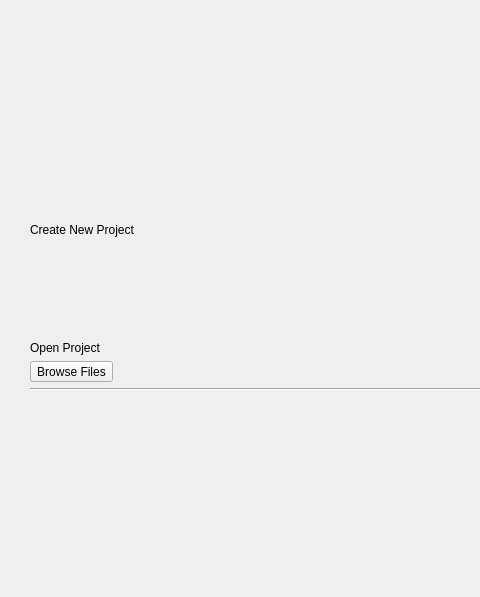
The window that ilastik/shell/gui/ui/ilastikShell.ui (ilastik/ilastik) describes before a commit, drawn with Qt 5; both pictures show x 0 to 480 and y 0 to 597 of the 1000 by 680 pixel window.
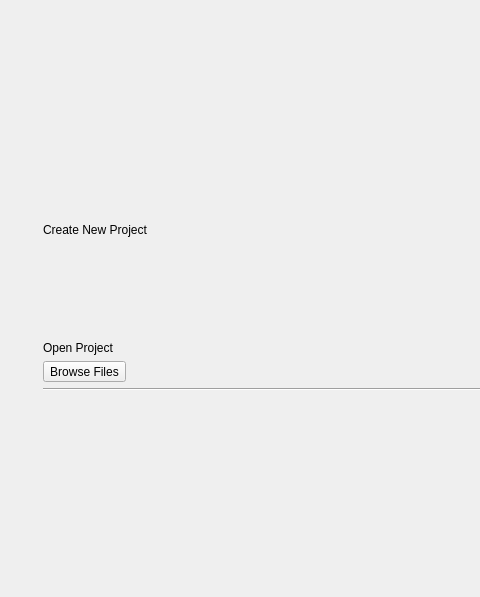
The same window after the commit. Icons and pictures are not drawn.

Commit message: change start screen layout expanding. fixes #479

Patch:
```diff
--- a/ilastik/shell/gui/ui/ilastikShell.ui
+++ b/ilastik/shell/gui/ui/ilastikShell.ui
@@ -51,6 +51,12 @@
           </item>
           <item>
            <widget class="QFrame" name="frame">
+            <property name="sizePolicy">
+             <sizepolicy hsizetype="Preferred" vsizetype="Expanding">
+              <horstretch>0</horstretch>
+              <verstretch>0</verstretch>
+             </sizepolicy>
+            </property>
             <property name="minimumSize">
              <size>
               <width>0</width>
@@ -60,7 +66,7 @@
             <property name="maximumSize">
              <size>
               <width>16777215</width>
-              <height>410</height>
+              <height>16777215</height>
              </size>
             </property>
             <property name="autoFillBackground">
@@ -75,16 +81,106 @@
             <property name="lineWidth">
              <number>0</number>
             </property>
-            <layout class="QGridLayout" name="gridLayout_2">
-             <property name="margin">
-              <number>0</number>
-             </property>
+            <layout class="QHBoxLayout" name="horizontalLayout">
              <property name="spacing">
               <number>0</number>
              </property>
-             <item row="1" column="1">
-              <layout class="QGridLayout" name="gridlayout">
-               <item row="1" column="0">
+             <property name="margin">
+              <number>0</number>
+             </property>
+             <item>
+              <layout class="QVBoxLayout" name="verticalLayout_6">
+               <item>
+                <widget class="QLabel" name="label">
+                 <property name="maximumSize">
+                  <size>
+                   <width>288</width>
+                   <height>410</height>
+                  </size>
+                 </property>
+                 <property name="lineWidth">
+                  <number>0</number>
+                 </property>
+                 <property name="text">
+                  <string/>
+                 </property>
+                 <property name="pixmap">
+                  <pixmap>../ilastik-logo-alternate-colors.png</pixmap>
+                 </property>
+                 <property name="scaledContents">
+                  <bool>true</bool>
+                 </property>
+                </widget>
+               </item>
+               <item>
+                <spacer name="verticalSpacer">
+                 <property name="orientation">
+                  <enum>Qt::Vertical</enum>
+                 </property>
+                 <property name="sizeHint" stdset="0">
+                  <size>
+                   <width>20</width>
+                   <height>40</height>
+                  </size>
+                 </property>
+                </spacer>
+               </item>
+              </layout>
+             </item>
+             <item>
+              <layout class="QVBoxLayout" name="verticalLayout_4">
+               <item>
+                <widget class="QScrollArea" name="CreateList">
+                 <property name="frameShape">
+                  <enum>QFrame::NoFrame</enum>
+                 </property>
+                 <property name="frameShadow">
+                  <enum>QFrame::Plain</enum>
+                 </property>
+                 <property name="lineWidth">
+                  <number>0</number>
+                 </property>
+                 <property name="widgetResizable">
+                  <bool>true</bool>
+                 </property>
+                 <widget class="QWidget" name="scrollAreaWidgetContents">
+                  <property name="geometry">
+                   <rect>
+                    <x>0</x>
+                    <y>0</y>
+                    <width>678</width>
+                    <height>225</height>
+                   </rect>
+                  </property>
+                  <property name="sizePolicy">
+                   <sizepolicy hsizetype="Preferred" vsizetype="Expanding">
+                    <horstretch>0</horstretch>
+                    <verstretch>0</verstretch>
+                   </sizepolicy>
+                  </property>
+                  <layout class="QVBoxLayout" name="verticalLayout_7">
+                   <item>
+                    <layout class="QVBoxLayout" name="VL1">
+                     <item>
+                      <widget class="QLabel" name="label1">
+                       <property name="sizePolicy">
+                        <sizepolicy hsizetype="Preferred" vsizetype="Expanding">
+                         <horstretch>0</horstretch>
+                         <verstretch>0</verstretch>
+                        </sizepolicy>
+                       </property>
+                       <property name="text">
+                        <string>Create New Project</string>
+                       </property>
+                      </widget>
+                     </item>
+                    </layout>
+                   </item>
+                  </layout>
+                 </widget>
+                </widget>
+               </item>
+               <item>
                 <widget class="QScrollArea" name="OpenList">
                  <property name="frameShape">
                   <enum>QFrame::NoFrame</enum>
@@ -100,8 +196,8 @@
                    <rect>
                     <x>0</x>
                     <y>0</y>
-                    <width>680</width>
-                    <height>201</height>
+                    <width>678</width>
+                    <height>225</height>
                    </rect>
                   </property>
                   <layout class="QVBoxLayout" name="verticalLayout_9">
@@ -147,74 +243,13 @@
                  </widget>
                 </widget>
                </item>
-               <item row="0" column="0">
-                <widget class="QScrollArea" name="CreateList">
-                 <property name="frameShape">
-                  <enum>QFrame::NoFrame</enum>
-                 </property>
-                 <property name="frameShadow">
-                  <enum>QFrame::Plain</enum>
-                 </property>
-                 <property name="lineWidth">
-                  <number>0</number>
-                 </property>
-                 <property name="widgetResizable">
-                  <bool>true</bool>
-                 </property>
-                 <widget class="QWidget" name="scrollAreaWidgetContents">
-                  <property name="geometry">
-                   <rect>
-                    <x>0</x>
-                    <y>0</y>
-                    <width>680</width>
-                    <height>201</height>
-                   </rect>
-                  </property>
-                  <layout class="QVBoxLayout" name="verticalLayout_7">
-                   <item>
-                    <layout class="QVBoxLayout" name="VL1">
-                     <item>
-                      <widget class="QLabel" name="label1">
-                       <property name="text">
-                        <string>Create New Project</string>
-                       </property>
-                      </widget>
-                     </item>
-                    </layout>
-                   </item>
-                  </layout>
-                 </widget>
-                </widget>
-               </item>
               </layout>
              </item>
-             <item row="1" column="0">
-              <widget class="QLabel" name="label">
-               <property name="maximumSize">
-                <size>
-                 <width>288</width>
-                 <height>410</height>
-                </size>
-               </property>
-               <property name="lineWidth">
-                <number>0</number>
-               </property>
-               <property name="text">
-                <string/>
-               </property>
-               <property name="pixmap">
-                <pixmap>../ilastik-logo-alternate-colors.png</pixmap>
-               </property>
-               <property name="scaledContents">
-                <bool>true</bool>
-               </property>
-              </widget>
-             </item>
             </layout>
            </widget>
           </item>
           <item>
-           <spacer name="verticalSpacer">
+           <spacer name="verticalSpacer_4">
             <property name="orientation">
              <enum>Qt::Vertical</enum>
             </property>
```
Left out of the diff: 5 changed lines with no effect on the pictures.
